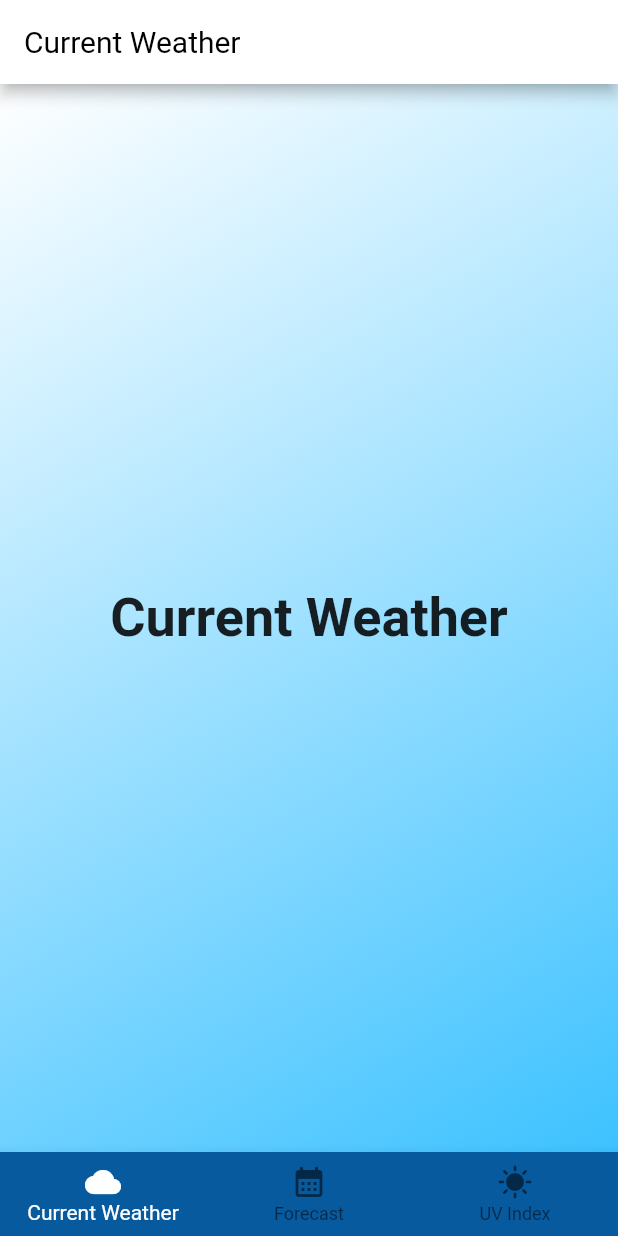
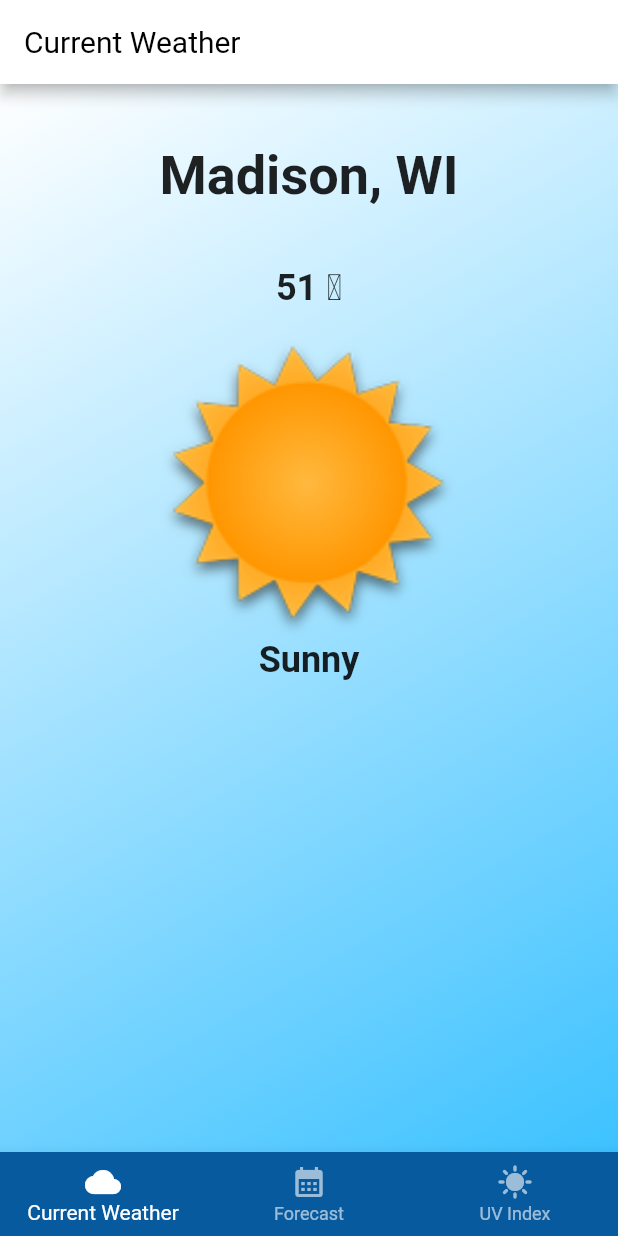
Before and after one commit to kensodemann/local_weather, a Flutter app: the screen it shows after launch, on a phone screen of 412 x 824 dp. Run offline on Flutter 3.47's test engine with Material 2 defaults, Android fonts, the phone set to English and light mode, and no system bars.

Commit message:
feat(current): layout the current weather screen

```diff
--- /dev/null
+++ b/lib/models/condition.dart
@@ -0,0 +1,10 @@
+enum Condition {
+  sunny,
+  cloudy,
+  lightRain,
+  shower,
+  fog,
+  sunnyThunderStorm,
+  thunderStorm,
+  snow,
+}
--- a/lib/pages/current_weather_page.dart
+++ b/lib/pages/current_weather_page.dart
@@ -1,14 +1,38 @@
 import 'package:flutter/material.dart';
+import 'package:local_weather/models/condition.dart';
+import 'package:local_weather/widgets/condition_image.dart';
+import 'package:local_weather/widgets/condition_text.dart';
+import 'package:local_weather/widgets/temperature.dart';
 
 class CurrentWeatherPage extends StatelessWidget {
   const CurrentWeatherPage({Key? key}) : super(key: key);
 
   @override
   Widget build(BuildContext context) {
-    return Center(
-      child: Text(
-        'Current Weather',
-        style: Theme.of(context).textTheme.titleLarge,
+    return SizedBox(
+      width: double.infinity,
+      child: Column(
+        children: [
+          const SizedBox(
+            height: 40,
+          ),
+          Text(
+            'Madison, WI',
+            style: Theme.of(context).textTheme.titleLarge,
+          ),
+          const SizedBox(
+            height: 40,
+          ),
+          const Temperature(
+            temperature: 283.45,
+            scale: Scale.fahrenheit,
+          ),
+          const SizedBox(
+            height: 20,
+          ),
+          const ConditionImage(condition: Condition.sunny, size: 200),
+          const ConditionText(condition: Condition.sunny),
+        ],
       ),
     );
   }
--- a/lib/pages/tabs_page.dart
+++ b/lib/pages/tabs_page.dart
@@ -65,6 +65,7 @@ class _TabsPageState extends State<TabsPage> {
       bottomNavigationBar: BottomNavigationBar(
         backgroundColor: Theme.of(context).colorScheme.primary,
         selectedItemColor: Colors.white,
+        unselectedItemColor: Colors.white60,
         currentIndex: _currentTabIndex,
         onTap: (idx) => setState(() => _currentTabIndex = idx),
         items: const <BottomNavigationBarItem>[
--- a/lib/pages/uv_index_page.dart
+++ b/lib/pages/uv_index_page.dart
@@ -5,10 +5,12 @@ class UVIndexPage extends StatelessWidget {
 
   @override
   Widget build(BuildContext context) {
-    return Center(
-      child: Text(
-        'UV Index',
-        style: Theme.of(context).textTheme.titleLarge,
+    return Container(
+      child: Center(
+        child: Text(
+          'UV Index',
+          style: Theme.of(context).textTheme.titleLarge,
+        ),
       ),
     );
   }
--- /dev/null
+++ b/lib/widgets/condition_image.dart
@@ -0,0 +1,48 @@
+import 'package:flutter/material.dart';
+import 'package:local_weather/models/condition.dart';
+
+class ConditionImage extends StatelessWidget {
+  final Condition condition;
+  final double? size;
+
+  const ConditionImage({
+    Key? key,
+    required this.condition,
+    this.size,
+  }) : super(key: key);
+
+  String get _image {
+    switch (condition) {
+      case Condition.cloudy:
+        return 'assets/images/cloudy.png';
+      case Condition.fog:
+        return 'assets/images/fog.png';
+      case Condition.lightRain:
+        return 'assets/images/light-rain.png';
+      case Condition.shower:
+        return 'assets/images/-shower.png';
+      case Condition.snow:
+        return 'assets/images/snow.png';
+      case Condition.sunny:
+        return 'assets/images/sunny.png';
+      case Condition.sunnyThunderStorm:
+        return 'assets/images/sunny-tstorm.png';
+      case Condition.thunderStorm:
+        return 'assets/images/tstorm.png';
+      default:
+        return 'assets/images/unknown.png';
+    }
+  }
+
+  @override
+  Widget build(BuildContext context) {
+    return SizedBox(
+      width: size ?? 100,
+      height: size ?? 100,
+      child: Image.asset(
+        _image,
+        fit: BoxFit.cover,
+      ),
+    );
+  }
+}
--- /dev/null
+++ b/lib/widgets/condition_text.dart
@@ -0,0 +1,44 @@
+import 'package:flutter/material.dart';
+import 'package:local_weather/models/condition.dart';
+
+class ConditionText extends StatelessWidget {
+  final Condition condition;
+  final TextStyle? style;
+
+  const ConditionText({
+    Key? key,
+    required this.condition,
+    this.style,
+  }) : super(key: key);
+
+  String get _text {
+    switch (condition) {
+      case Condition.cloudy:
+        return 'Cloudy';
+      case Condition.fog:
+        return 'Foggy';
+      case Condition.lightRain:
+        return 'Light Rain';
+      case Condition.shower:
+        return 'Rain Showers';
+      case Condition.snow:
+        return 'Snow';
+      case Condition.sunny:
+        return 'Sunny';
+      case Condition.sunnyThunderStorm:
+        return 'Scattered Thunderstorms';
+      case Condition.thunderStorm:
+        return 'Thunderstorms';
+      default:
+        return 'Unknown';
+    }
+  }
+
+  @override
+  Widget build(BuildContext context) {
+    return Text(
+      _text,
+      style: style ?? Theme.of(context).textTheme.titleMedium,
+    );
+  }
+}
--- /dev/null
+++ b/lib/widgets/temperature.dart
@@ -0,0 +1,30 @@
+import 'package:flutter/material.dart';
+
+enum Scale {
+  celsius,
+  fahrenheit,
+}
+
+class Temperature extends StatelessWidget {
+  final double temperature;
+  final Scale scale;
+
+  const Temperature({Key? key, required this.temperature, required this.scale})
+      : super(key: key);
+
+  String get _celsius {
+    return '${(temperature - 273.15).toStringAsFixed(0)} ℃';
+  }
+
+  String get _fahrenheit {
+    return '${((temperature * 9) / 5 - 459.67).toStringAsFixed(0)} ℉';
+  }
+
+  @override
+  Widget build(BuildContext context) {
+    return Text(
+      scale == Scale.celsius ? _celsius : _fahrenheit,
+      style: Theme.of(context).textTheme.titleMedium,
+    );
+  }
+}
```
Also changed, not shown: pubspec.yaml (+12 -6 lines), assets/images/cloudy.png (added), assets/images/fog.png (added), assets/images/light-rain.png (added), assets/images/overcast.png (added), assets/images/shower.png (added), assets/images/snow.png (added), assets/images/sunny-tstorm.png (added), assets/images/sunny.png (added), assets/images/tstorm.png (added), assets/images/unknown.png (added).
